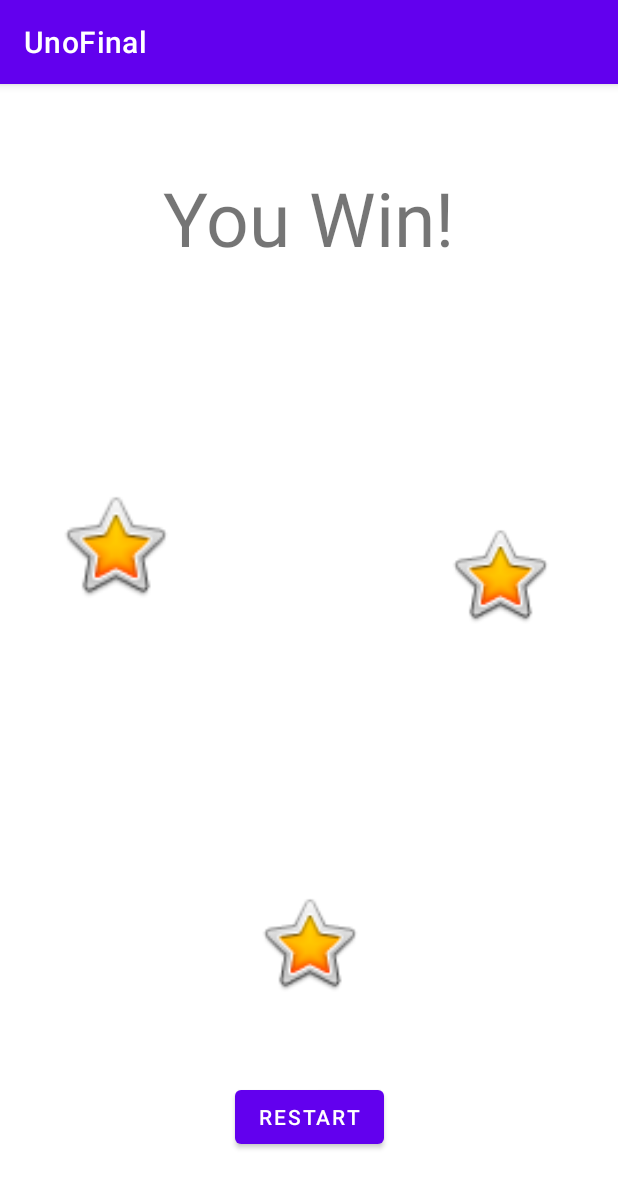
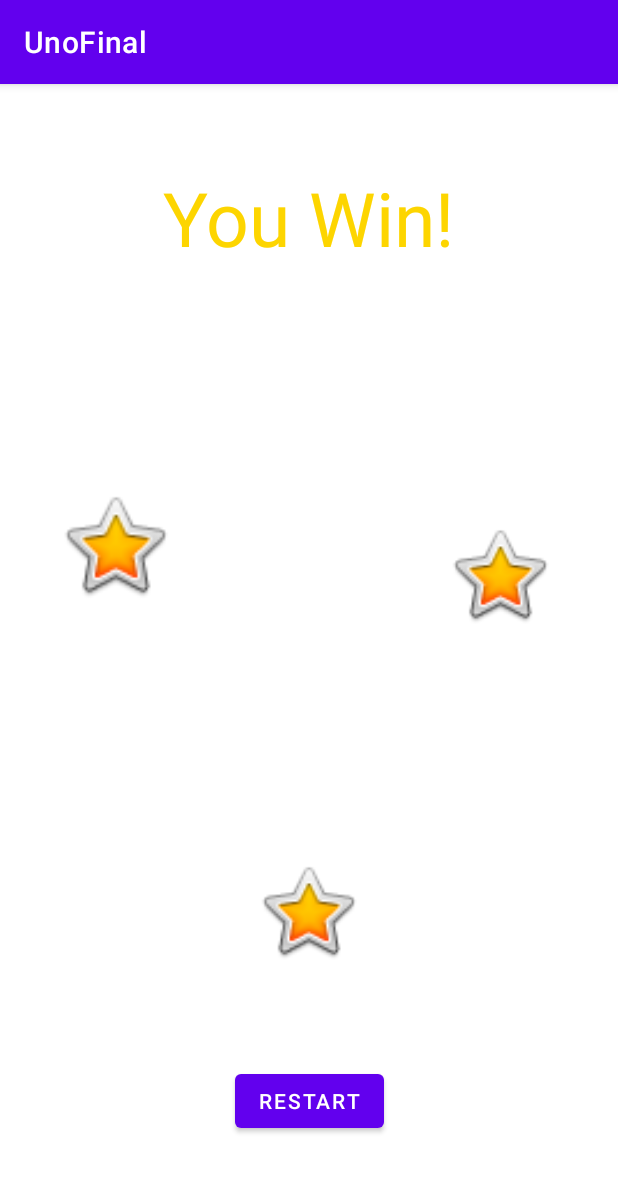
Before and after one commit to Insert-Title-Here/UnoFinal, an Android app: the Win screen opened directly, with no data from a screen before it, on a phone screen of 412 x 824 dp. Shown: the top 1188 px of the screen. Run offline under Robolectric (Android 15) with nearby library versions, the phone set to English and light mode, and no system bars.

Commit message:
pushing stuff

```diff
--- a/app/src/main/java/com/example/unofinal/Win.java
+++ b/app/src/main/java/com/example/unofinal/Win.java
@@ -3,9 +3,11 @@
 import androidx.appcompat.app.AppCompatActivity;
 
 import android.content.Intent;
+import android.graphics.Color;
 import android.media.MediaPlayer;
 import android.os.Bundle;
 import android.view.View;
+import android.widget.TextView;
 
 import com.example.unofinal.backend.Data;
 
@@ -17,19 +19,25 @@
 
     //Data storage class
     Data data;
+    TextView text;
 
     @Override
     protected void onCreate(Bundle savedInstanceState) {
         super.onCreate(savedInstanceState);
         setContentView(R.layout.activity_win);
 
-        //Initializing data object to get access to MediaPlayer
+        //Initializing data object to get access to MediaPlayer and textView
         data = new Data();
+        text = findViewById(R.id.winText);
 
         //Stops music and plays winning music
         data.backgroundMusic.stop();
         data.backgroundMusic = MediaPlayer.create(Win.this, R.raw.win);
         data.backgroundMusic.start();
+
+
+        //Setting text color to yellow
+        text.setTextColor(Color.parseColor("#FDD500"));
     }
 
     //Restarts app by navigating back to MainActivity (launching activity)
--- a/app/src/main/res/layout/activity_win.xml
+++ b/app/src/main/res/layout/activity_win.xml
@@ -4,10 +4,11 @@
     xmlns:tools="http://schemas.android.com/tools"
     android:layout_width="match_parent"
     android:layout_height="match_parent"
+    android:background="#FFFFFF"
     tools:context=".Win">
 
     <TextView
-        android:id="@+id/leaderboardText"
+        android:id="@+id/winText"
         android:layout_width="227dp"
         android:layout_height="69dp"
         android:gravity="center"
@@ -32,7 +33,7 @@
         app:layout_constraintEnd_toEndOf="parent"
         app:layout_constraintHorizontal_bias="1.0"
         app:layout_constraintStart_toStartOf="parent"
-        app:layout_constraintTop_toBottomOf="@+id/leaderboardText"
+        app:layout_constraintTop_toBottomOf="@+id/winText"
         app:layout_constraintVertical_bias="0.0"
         app:srcCompat="@android:drawable/btn_star_big_on" />
 
@@ -47,21 +48,18 @@
         app:layout_constraintBottom_toBottomOf="parent"
         app:layout_constraintEnd_toEndOf="parent"
         app:layout_constraintStart_toEndOf="@+id/imageView"
-        app:layout_constraintTop_toBottomOf="@+id/leaderboardText"
+        app:layout_constraintTop_toBottomOf="@+id/winText"
         app:srcCompat="@android:drawable/btn_star_big_on" />
 
     <ImageView
         android:id="@+id/imageView4"
         android:layout_width="80dp"
         android:layout_height="73dp"
-        android:layout_marginStart="165dp"
-        android:layout_marginTop="395dp"
-        android:layout_marginEnd="166dp"
-        android:layout_marginBottom="142dp"
+        android:layout_marginBottom="180dp"
         app:layout_constraintBottom_toBottomOf="parent"
         app:layout_constraintEnd_toEndOf="parent"
+        app:layout_constraintHorizontal_bias="0.498"
         app:layout_constraintStart_toStartOf="parent"
-        app:layout_constraintTop_toBottomOf="@+id/leaderboardText"
         app:srcCompat="@android:drawable/btn_star_big_on" />
 
     <Button
```
